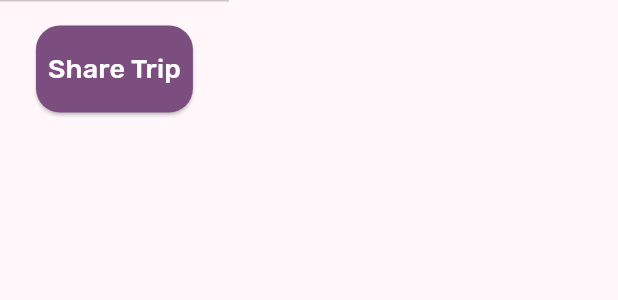
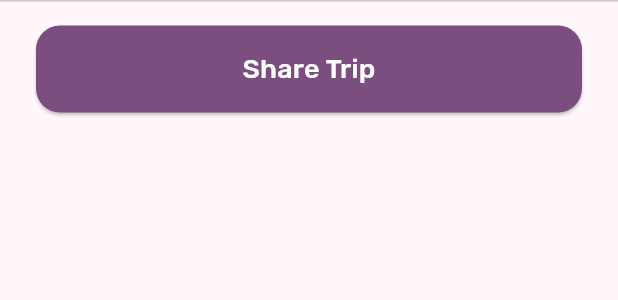
Before and after one commit to FirebaseExtended/compass-ai-travel-planning-sample-flutter, a Flutter app: the ShareTrip widget shown alone on an empty page, opened directly, on a phone screen of 412 x 824 dp. Shown: the top 300 px of the screen. Run offline on Flutter 3.47's test engine with Material 3 defaults, Android fonts, the phone set to English and light mode, and no system bars; our stand-ins replace flutter_animate, flutter_svg, go_router, google_fonts, image_picker, speech_to_text; missing offline and left inert: storybook_flutter.

Commit message:
clean up detailed itinerary

```diff
--- a/lib/screens/ai/detailed_itinerary.dart
+++ b/lib/screens/ai/detailed_itinerary.dart
@@ -162,16 +162,7 @@ class SmallDetailedItinerary extends StatelessWidget {
                           )
                         ]);
                   },
-                )
-                    /*[
-                    const DayTitle(title: 'Day 1'),
-                    const DayStepper(key: Key('Stepper1')),
-                    const DayTitle(title: 'Day 2'),
-                    const DayStepper(key: Key('Stepper2')),
-                    const DayTitle(title: 'Day 3'),
-                    const DayStepper(key: Key('Stepper3')),
-                  ],*/
-                    ),
+                )),
               ),
             )
           ],
@@ -189,7 +180,11 @@ class ShareTrip extends StatelessWidget {
   Widget build(BuildContext context) {
     var isLarge = MediaQuery.sizeOf(context).width >= 1024;
 
+    if (isLarge) {
       return SafeArea(
+        child: Row(
+          children: [
+            Expanded(
               child: Container(
                 decoration: BoxDecoration(
                     borderRadius: isLarge
@@ -197,11 +192,62 @@ class ShareTrip extends StatelessWidget {
                             bottomLeft: Radius.circular(12),
                             bottomRight: Radius.circular(12))
                         : null,
-            color:
-                isLarge ? Theme.of(context).colorScheme.surfaceContainer : null,
+                    color: isLarge
+                        ? Theme.of(context).colorScheme.surfaceContainerLow
+                        : null,
                     border: Border(
                         top: BorderSide(
-                    color: Theme.of(context).colorScheme.outlineVariant))),
+                            color:
+                                Theme.of(context).colorScheme.outlineVariant))),
+                padding: const EdgeInsets.fromLTRB(24, 16, 24, 16),
+                child: Row(
+                  mainAxisAlignment: MainAxisAlignment.end,
+                  crossAxisAlignment: CrossAxisAlignment.center,
+                  children: [
+                    ElevatedButton(
+                      onPressed: () {},
+                      style: ButtonStyle(
+                        padding: const WidgetStatePropertyAll(
+                          EdgeInsets.symmetric(
+                            vertical: 16,
+                            horizontal: 16,
+                          ),
+                        ),
+                        shape: WidgetStatePropertyAll(
+                          RoundedRectangleBorder(
+                            borderRadius: BorderRadius.circular(16.0),
+                          ),
+                        ),
+                        backgroundColor: WidgetStatePropertyAll(
+                          Theme.of(context).colorScheme.primary,
+                        ),
+                      ),
+                      child: Text(
+                        'Share Trip',
+                        style: TextStyle(
+                          color: Theme.of(context).colorScheme.onPrimary,
+                          fontSize: 18,
+                        ),
+                      ),
+                    ),
+                  ],
+                ),
+              ),
+            ),
+          ],
+        ),
+      );
+    }
+    return SafeArea(
+      child: Row(
+        children: [
+          Expanded(
+            child: Container(
+              decoration: BoxDecoration(
+                  border: Border(
+                      top: BorderSide(
+                          color:
+                              Theme.of(context).colorScheme.outlineVariant))),
               padding: const EdgeInsets.fromLTRB(24, 16, 24, 8),
               child: ElevatedButton(
                 onPressed: () {},
@@ -209,7 +255,7 @@ class ShareTrip extends StatelessWidget {
                   padding: const WidgetStatePropertyAll(
                     EdgeInsets.symmetric(
                       vertical: 16,
-                horizontal: 8,
+                      horizontal: 16,
                     ),
                   ),
                   shape: WidgetStatePropertyAll(
@@ -230,6 +276,9 @@ class ShareTrip extends StatelessWidget {
                 ),
               ),
             ),
+          ),
+        ],
+      ),
     );
   }
 }
@@ -245,24 +294,28 @@ class LargeDetailedItinerary extends StatelessWidget {
   @override
   Widget build(BuildContext context) {
     var colorScheme = Theme.of(context).colorScheme;
-    return Row(children: [
+    return Scaffold(
+      backgroundColor: colorScheme.surface,
+      body: Row(children: [
         const SizedBox.square(
           dimension: 24,
         ),
         ItineraryCard(itinerary: widget.itinerary, onTap: () {}),
         const SizedBox(
-        width: 48,
+          width: 32,
         ),
         Expanded(
+          child: Padding(
+            padding: EdgeInsets.all(16),
             child: Card(
-        elevation: 1.0,
-        color: colorScheme.surfaceContainer,
-        child: Scaffold(
-          backgroundColor: colorScheme.surfaceContainerLowest,
-          body: Padding(
-              padding: const EdgeInsets.only(top: 48, left: 24),
-              child: ListView(
-                  children: List.generate(
+                elevation: 4.0,
+                color: colorScheme.surfaceContainerLowest,
+                child: Stack(children: [
+                  Padding(
+                    padding: const EdgeInsets.symmetric(
+                        vertical: 48, horizontal: 24),
+                    child: ListView(children: [
+                      ...List.generate(
                         widget.itinerary.dayPlans.length,
                         (day) {
                           var dayPlan = widget.itinerary.dayPlans[day];
@@ -270,21 +323,31 @@ class LargeDetailedItinerary extends StatelessWidget {
                           return Column(
                               crossAxisAlignment: CrossAxisAlignment.start,
                               children: [
-                        DayTitle(title: 'Day ${dayPlan.dayNum.toString()}'),
+                                DayTitle(
+                                    title: 'Day ${dayPlan.dayNum.toString()}'),
                                 DayStepper(
                                   key: Key('stepper$day'),
                                   activities: dayPlan.planForDay,
                                 )
                               ]);
                         },
-              ))),
-          bottomNavigationBar: const ShareTrip(),
+                      ),
+                      const SizedBox.square(
+                        dimension: 64,
+                      ),
+                    ]),
+                  ),
+                  const Align(
+                    alignment: Alignment.bottomCenter,
+                    child: ShareTrip(),
+                  ),
+                ])),
           ),
         )
 
         // ),
-          )
-    ]);
+      ]),
+    );
   }
 }
 
```
Lines whose indentation alone changed are shown as unchanged.
